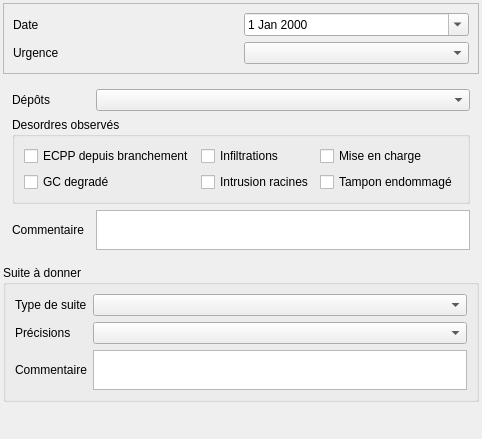
Before: the Qt Designer form Lamia/toolprepro/assainissement/lamiaassainissement_observation_tool_ui.ui in Artelia/Lamia, drawn with Qt 5.
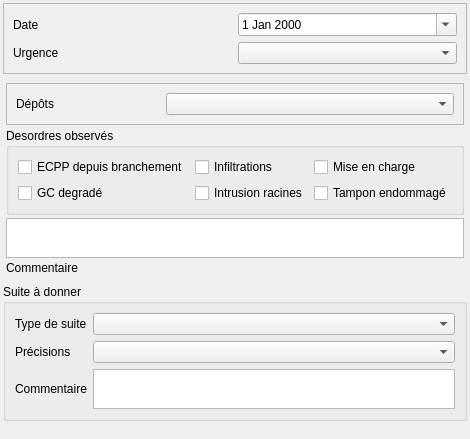
After: the same form once the commit is applied.

What changed in the file:
```diff
--- a/Lamia/toolprepro/assainissement/lamiaassainissement_observation_tool_ui.ui
+++ b/Lamia/toolprepro/assainissement/lamiaassainissement_observation_tool_ui.ui
@@ -59,41 +59,36 @@
       <number>0</number>
      </property>
      <widget class="QWidget" name="page">
-      <layout class="QGridLayout" name="gridLayout">
-       <item row="0" column="0">
-        <widget class="QLabel" name="label_4">
-         <property name="text">
-          <string>Dépôts</string>
+      <layout class="QVBoxLayout" name="verticalLayout_2">
+       <property name="spacing">
+        <number>3</number>
+       </property>
+       <property name="margin">
+        <number>3</number>
+       </property>
+       <item>
+        <widget class="QFrame" name="frame_2">
+         <property name="frameShape">
+          <enum>QFrame::StyledPanel</enum>
          </property>
-        </widget>
-       </item>
-       <item row="4" column="0">
-        <widget class="QLabel" name="label_7">
-         <property name="text">
-          <string>Commentaire</string>
+         <property name="frameShadow">
+          <enum>QFrame::Raised</enum>
          </property>
+         <layout class="QHBoxLayout" name="horizontalLayout" stretch="1,2">
+          <item>
+           <widget class="QLabel" name="label_4">
+            <property name="text">
+             <string>Dépôts</string>
+            </property>
+           </widget>
+          </item>
+          <item>
+           <widget class="QComboBox" name="comboBox_depot"/>
+          </item>
+         </layout>
         </widget>
        </item>
-       <item row="4" column="2">
-        <widget class="QTextEdit" name="textEdit_comm">
-         <property name="sizePolicy">
-          <sizepolicy hsizetype="Expanding" vsizetype="Expanding">
-           <horstretch>0</horstretch>
-           <verstretch>0</verstretch>
-          </sizepolicy>
-         </property>
-         <property name="maximumSize">
-          <size>
-           <width>16777215</width>
-           <height>40</height>
-          </size>
-         </property>
-        </widget>
-       </item>
-       <item row="0" column="2">
-        <widget class="QComboBox" name="comboBox_depots"/>
-       </item>
-       <item row="3" column="0" colspan="3">
+       <item>
         <widget class="QGroupBox" name="groupBox">
          <property name="title">
           <string>Desordres observés</string>
@@ -144,6 +139,29 @@
          </layout>
         </widget>
        </item>
+       <item>
+        <widget class="QTextEdit" name="textEdit_comm">
+         <property name="sizePolicy">
+          <sizepolicy hsizetype="Expanding" vsizetype="Expanding">
+           <horstretch>0</horstretch>
+           <verstretch>0</verstretch>
+          </sizepolicy>
+         </property>
+         <property name="maximumSize">
+          <size>
+           <width>16777215</width>
+           <height>40</height>
+          </size>
+         </property>
+        </widget>
+       </item>
+       <item>
+        <widget class="QLabel" name="label_7">
+         <property name="text">
+          <string>Commentaire</string>
+         </property>
+        </widget>
+       </item>
       </layout>
      </widget>
      <widget class="QWidget" name="page_2"/>
```
